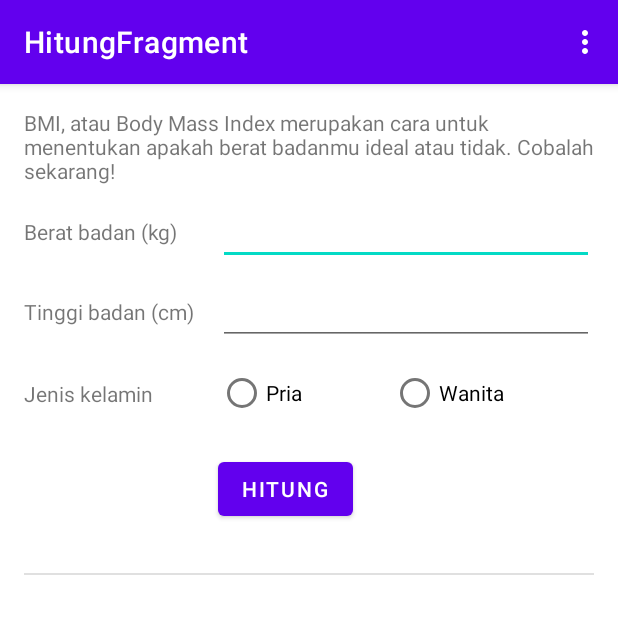
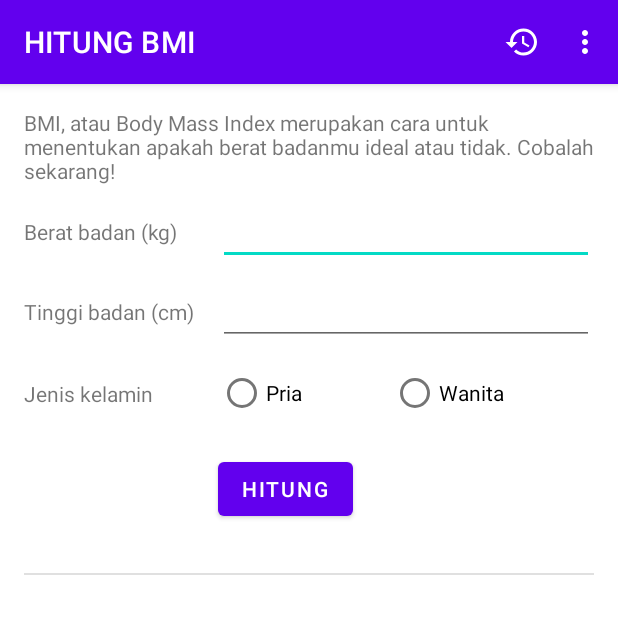
Before and after one commit to D3IF-Cool/4301-hitung-bmi-roberthussebastian, an Android app: the screen it shows after launch (MainActivity), on a phone screen of 412 x 824 dp, the top half of it. Run offline under Robolectric (Android 15) with nearby library versions, the phone set to English and light mode, and no system bars; our stand-ins replace Room's generated code, navigation-ui.

Commit message:
Menambahkan fitur histori

```diff
--- /dev/null
+++ b/app/src/main/res/drawable/ic_baseline_history_24.xml
@@ -0,0 +1,5 @@
+<vector android:height="24dp" android:tint="#FFFFFF"
+    android:viewportHeight="24" android:viewportWidth="24"
+    android:width="24dp" xmlns:android="http://schemas.android.com/apk/res/android">
+    <path android:fillColor="@android:color/white" android:pathData="M13,3c-4.97,0 -9,4.03 -9,9L1,12l3.89,3.89 0.07,0.14L9,12L6,12c0,-3.87 3.13,-7 7,-7s7,3.13 7,7 -3.13,7 -7,7c-1.93,0 -3.68,-0.79 -4.94,-2.06l-1.42,1.42C8.27,19.99 10.51,21 13,21c4.97,0 9,-4.03 9,-9s-4.03,-9 -9,-9zM12,8v5l4.28,2.54 0.72,-1.21 -3.5,-2.08L13.5,8L12,8z"/>
+</vector>
--- a/app/src/main/res/menu/option_menu.xml
+++ b/app/src/main/res/menu/option_menu.xml
@@ -2,6 +2,12 @@
 <menu
     xmlns:android="http://schemas.android.com/apk/res/android"
     xmlns:app="http://schemas.android.com/apk/res-auto">
+
+    <item
+        android:id="@+id/menu_histori"
+        android:icon="@drawable/ic_baseline_history_24"
+        android:title="@string/histori"
+        app:showAsAction="ifRoom" />
 
     <item
         android:id="@+id/menu_about"
--- a/app/src/main/res/values/strings.xml
+++ b/app/src/main/res/values/strings.xml
@@ -26,6 +26,8 @@
     <string name="tentang_aplikasi">Tentang Aplikasi</string>
     <string name="bagikan">Bagikan</string>
     <string name="bagikan_template">Berat badan: %1$s kg\nTinggi badan: %2$s cm\nJenis kelamin: %3$s\n\n%4$s\n%5$s</string>
+    <string name="belum_ada_data">Belum ada data</string>
+    <string name="histori">Histori</string>
 
     <dimen name="horizontal_margin">16dp</dimen>
 
```
Also changed, not shown: app/src/main/java/org/d3if4035/hitungbmi/ui/histori/HistoriFragment.kt (added, +19 -0 lines), app/src/main/java/org/d3if4035/hitungbmi/ui/hitung/HitungFragment.kt (+13 -5 lines), app/src/main/res/layout/fragment_histori.xml (added, +14 -0 lines), app/src/main/res/navigation/navigation.xml (+9 -1 lines).
